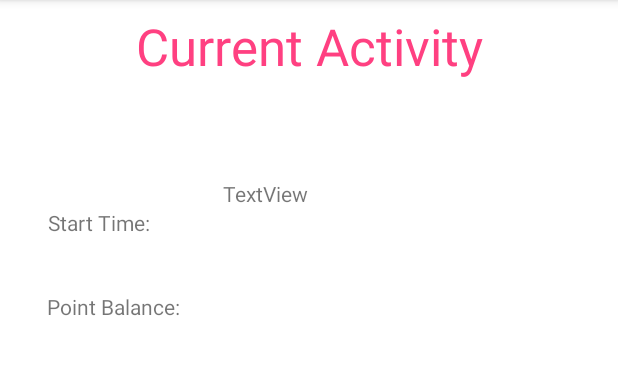
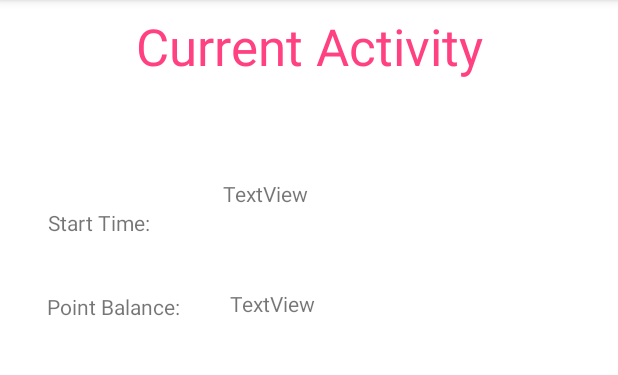
Before and after one commit to jtm429/ProductivityCycleAndroid, an Android app: the screen it shows after launch (MainActivity), on a phone screen of 412 x 824 dp, the part 84-459 px from its top. Run offline under Robolectric (Android 15) with nearby library versions, the phone set to English and light mode, and no system bars.

Commit message:
still working on gui

```diff
--- a/app/src/main/res/layout/activity_main.xml
+++ b/app/src/main/res/layout/activity_main.xml
@@ -74,4 +74,22 @@
         app:layout_constraintStart_toEndOf="@+id/TimeLabel"
         app:layout_constraintTop_toBottomOf="@+id/CurrentActivity" />
 
+    <TextView
+        android:id="@+id/pointBalance"
+        android:layout_width="wrap_content"
+        android:layout_height="wrap_content"
+        android:layout_marginBottom="8dp"
+        android:layout_marginEnd="8dp"
+        android:layout_marginLeft="8dp"
+        android:layout_marginRight="8dp"
+        android:layout_marginStart="8dp"
+        android:layout_marginTop="8dp"
+        android:text="TextView"
+        app:layout_constraintBottom_toBottomOf="parent"
+        app:layout_constraintEnd_toEndOf="parent"
+        app:layout_constraintHorizontal_bias="0.114"
+        app:layout_constraintStart_toEndOf="@+id/PointLabel"
+        app:layout_constraintTop_toBottomOf="@+id/TimeLabel"
+        app:layout_constraintVertical_bias="0.046" />
+
 </android.support.constraint.ConstraintLayout>
```
